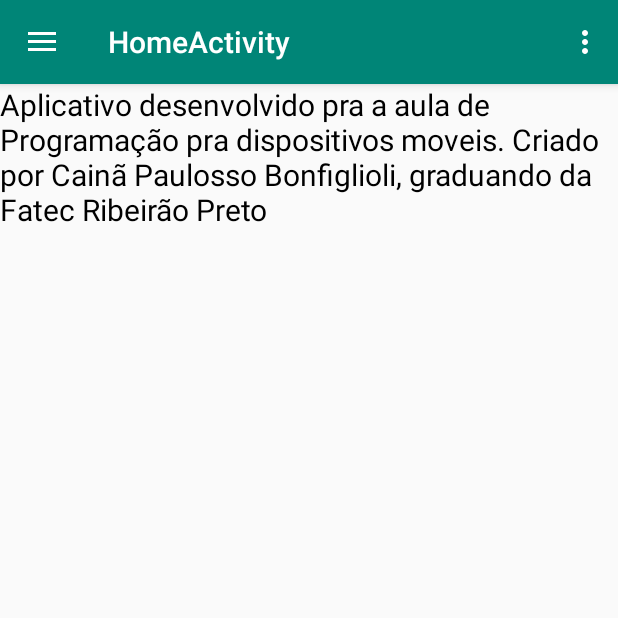
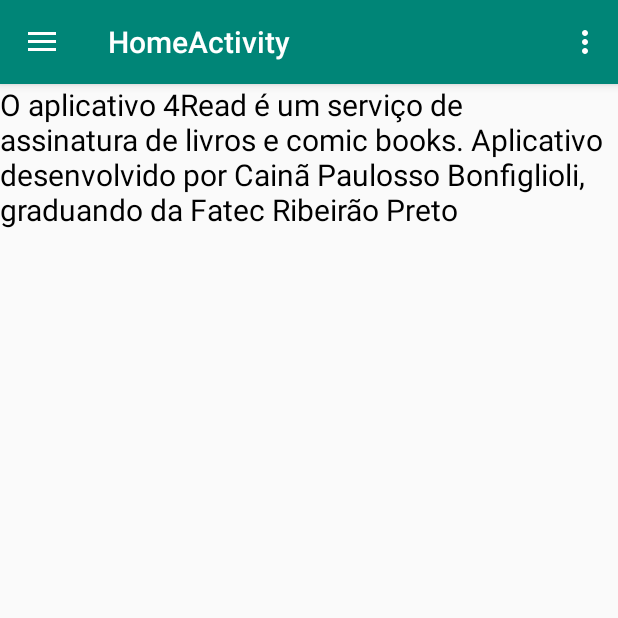
Before and after one commit to Caina-Bonfiglioli/4Read-android, an Android app: the fragment AboutFragment placed in its activity, on a phone screen of 412 x 824 dp, the top half of it. Run offline under Robolectric (Android 15) with nearby library versions, the phone set to English and light mode, and no system bars.

Commit message:
modificado o texto about

```diff
--- a/app/src/main/res/values/strings.xml
+++ b/app/src/main/res/values/strings.xml
@@ -33,8 +33,8 @@
 
 
     <!--Text About-->
-    <string name="txtAbout"> Aplicativo desenvolvido pra a aula de Programação pra dispositivos moveis.
-Criado por Cainã Paulosso Bonfiglioli, graduando da Fatec Ribeirão Preto</string>
+    <string name="txtAbout"> O aplicativo 4Read é um serviço de assinatura de livros e comic books.
+        Aplicativo desenvolvido por Cainã Paulosso Bonfiglioli, graduando da Fatec Ribeirão Preto</string>
 
     <!-- Text Terms-->
     <string name="txtTerms">Todos os direitos estão reservados a editora e aos Autores</string>
```
